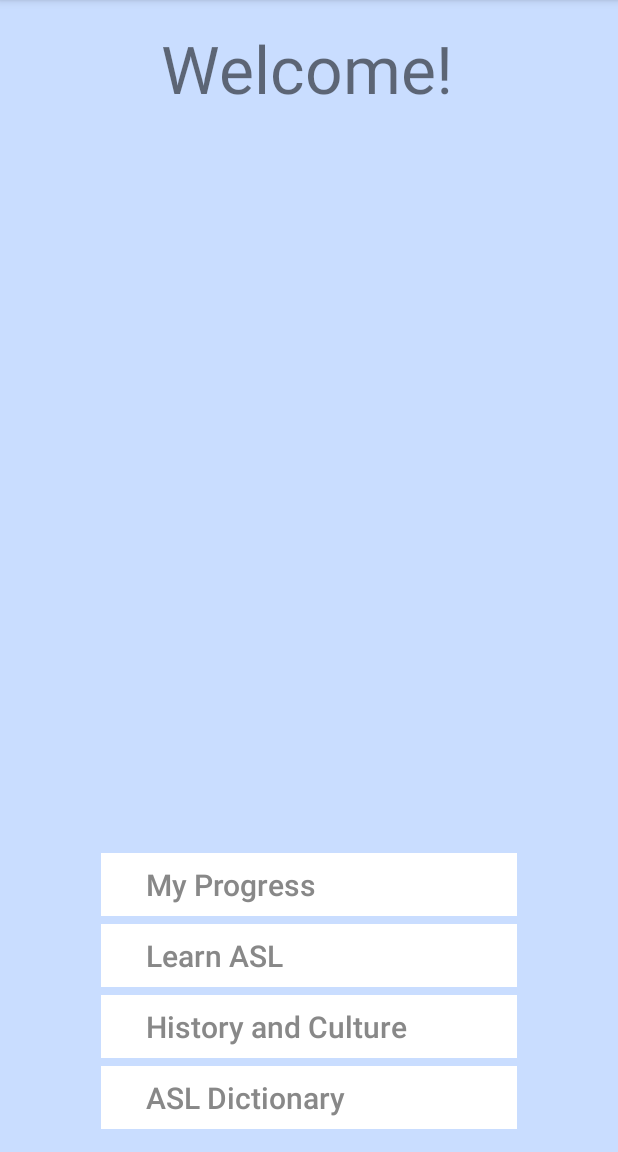
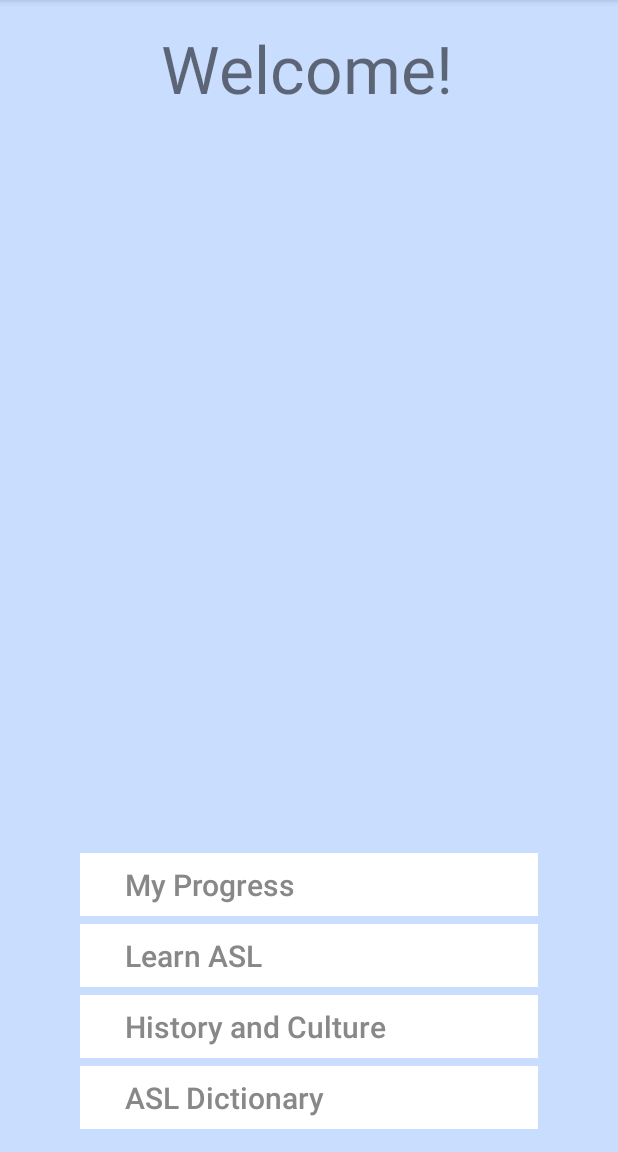
Before and after one commit to MeandrousShark/ASLearn, an Android app: the screen it shows after launch (MainActivity), on a phone screen of 412 x 824 dp, the part 84-1236 px from its top. Run offline under Robolectric (Android 15) with nearby library versions, the phone set to English and light mode, and no system bars.

Commit message:
Made buttons more f l e x i b l e

```diff
--- a/app/src/main/res/layout/activity_main.xml
+++ b/app/src/main/res/layout/activity_main.xml
@@ -23,7 +23,7 @@
 
     <Button
         android:id="@+id/button2"
-        android:layout_width="277dp"
+        android:layout_width="0dp"
         android:layout_height="42dp"
         android:layout_marginBottom="5dp"
         android:layout_marginEnd="53dp"
@@ -38,12 +38,13 @@
         android:theme="@style/PrimaryFlatButton"
         app:layout_constraintBottom_toTopOf="@+id/button15"
         app:layout_constraintEnd_toEndOf="parent"
+        app:layout_constraintHorizontal_weight="0.70"
         app:layout_constraintStart_toStartOf="parent"
         app:layout_constraintTop_toBottomOf="@+id/button14" />
 
     <Button
         android:id="@+id/button15"
-        android:layout_width="277dp"
+        android:layout_width="0dp"
         android:layout_height="42dp"
         android:layout_marginBottom="5dp"
         android:layout_marginEnd="53dp"
@@ -58,12 +59,13 @@
         android:theme="@style/PrimaryFlatButton"
         app:layout_constraintBottom_toTopOf="@+id/button16"
         app:layout_constraintEnd_toEndOf="parent"
+        app:layout_constraintHorizontal_weight="0.70"
         app:layout_constraintStart_toStartOf="parent"
         app:layout_constraintTop_toBottomOf="@+id/button2" />
 
     <Button
         android:id="@+id/button16"
-        android:layout_width="277dp"
+        android:layout_width="0dp"
         android:layout_height="42dp"
         android:layout_marginBottom="15dp"
         android:layout_marginEnd="53dp"
@@ -78,12 +80,13 @@
         android:theme="@style/PrimaryFlatButton"
         app:layout_constraintBottom_toBottomOf="parent"
         app:layout_constraintEnd_toEndOf="parent"
+        app:layout_constraintHorizontal_weight="0.70"
         app:layout_constraintStart_toStartOf="parent"
         app:layout_constraintTop_toBottomOf="@+id/button15" />
 
     <Button
         android:id="@+id/button14"
-        android:layout_width="277dp"
+        android:layout_width="0dp"
         android:layout_height="42dp"
         android:layout_marginBottom="5dp"
         android:layout_marginEnd="53dp"
@@ -98,6 +101,7 @@
         android:theme="@style/PrimaryFlatButton"
         app:layout_constraintBottom_toTopOf="@+id/button2"
         app:layout_constraintEnd_toEndOf="parent"
+        app:layout_constraintHorizontal_weight=".70"
         app:layout_constraintStart_toStartOf="parent"
         app:layout_constraintTop_toBottomOf="@+id/textView" />
 
```
